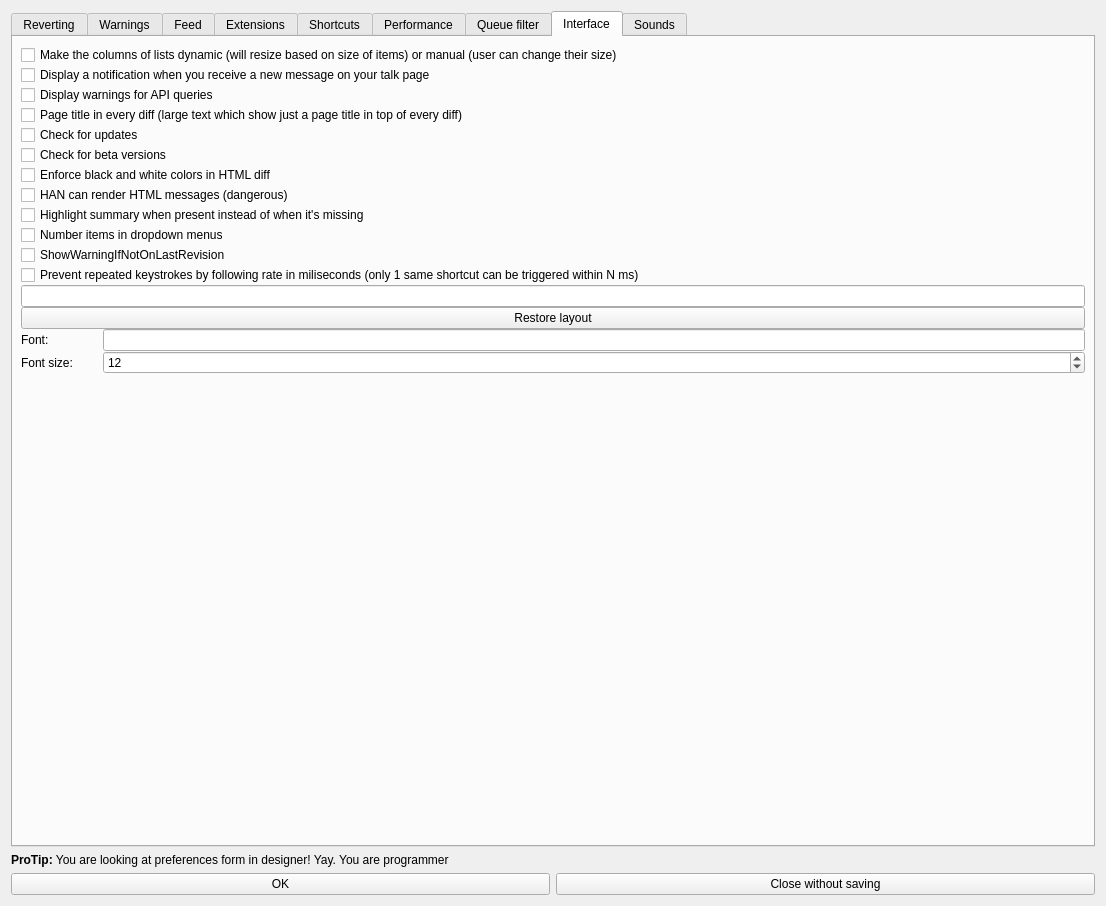
huggle/huggle3-qt-lx, file src/huggle_ui/preferences.ui: the form before one commit.
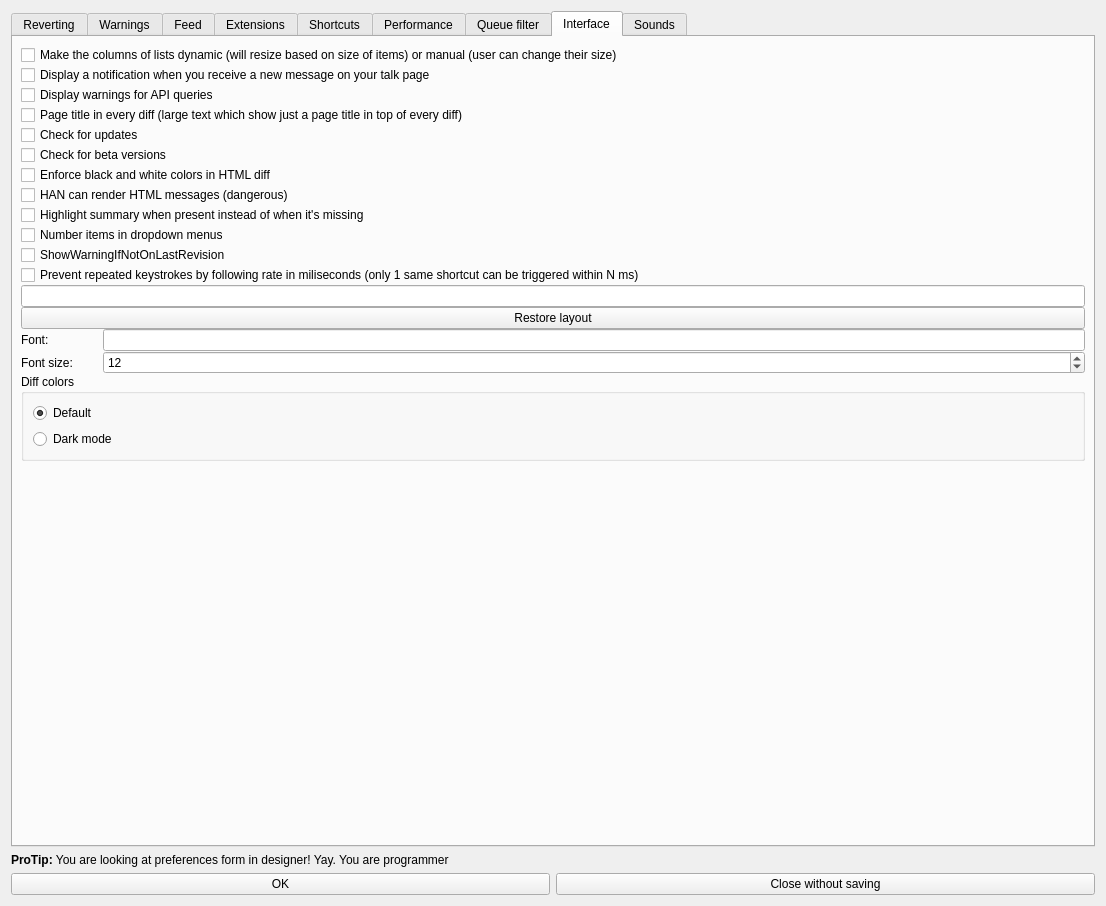
The form after the commit. The open tabs and pages were chosen to show the change. Icons and pictures are not drawn.

Commit message:
dark mode
now it's possible to change diff rendering to dark mode

The edit to the form file:
```diff
--- a/src/huggle_ui/preferences.ui
+++ b/src/huggle_ui/preferences.ui
@@ -1136,6 +1136,32 @@
          </item>
         </layout>
        </item>
+       <item>
+        <widget class="QGroupBox" name="groupBox_DiffColors">
+         <property name="title">
+          <string>Diff colors</string>
+         </property>
+         <layout class="QVBoxLayout" name="verticalLayout_16">
+          <item>
+           <widget class="QRadioButton" name="radioButton_DefaultColors">
+            <property name="text">
+             <string>Default</string>
+            </property>
+            <property name="checked">
+             <bool>true</bool>
+            </property>
+           </widget>
+          </item>
+          <item>
+           <widget class="QRadioButton" name="radioButton_DarkMode">
+            <property name="text">
+             <string>Dark mode</string>
+            </property>
+           </widget>
+          </item>
+         </layout>
+        </widget>
+       </item>
        <item>
         <spacer name="verticalSpacer">
          <property name="orientation">
```
Left out of the diff: 6 changed lines with no effect on the pictures. The commit also changes 8 other files.
